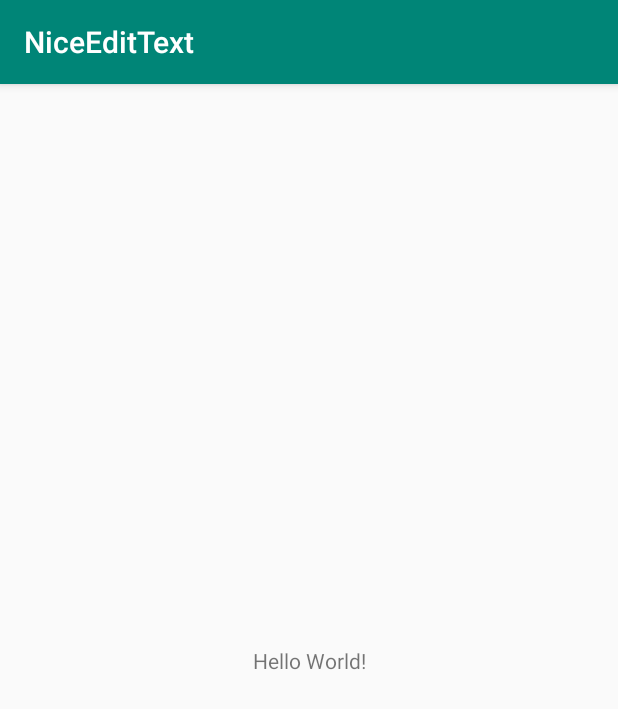
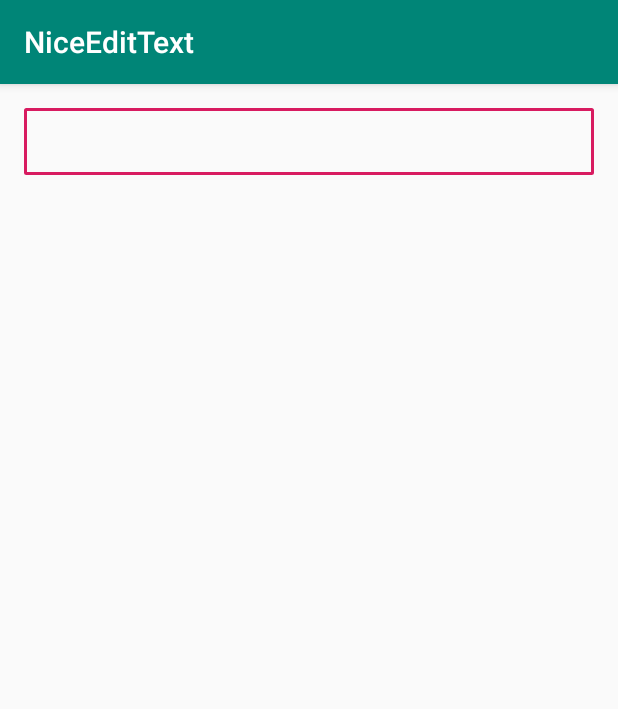
Before and after one commit to parsibit/CustomEditText, an Android app: the screen it shows after launch (MainActivity), on a phone screen of 412 x 824 dp. Shown: the top 709 px of the screen. Run offline under Robolectric (Android 15) with nearby library versions, the phone set to English and light mode, and no system bars.

Commit message:
fix buld tools problem
fix buld tools problem

```diff
--- a/app/src/main/res/layout/activity_main.xml
+++ b/app/src/main/res/layout/activity_main.xml
@@ -4,15 +4,15 @@
     xmlns:tools="http://schemas.android.com/tools"
     android:layout_width="match_parent"
     android:layout_height="match_parent"
+    android:padding="16dp"
     tools:context=".MainActivity">
 
-    <TextView
-        android:layout_width="wrap_content"
+    <com.parsibit.nice_edit_text.NiceEditText
+        android:layout_width="match_parent"
         android:layout_height="wrap_content"
-        android:text="Hello World!"
-        app:layout_constraintBottom_toBottomOf="parent"
-        app:layout_constraintLeft_toLeftOf="parent"
-        app:layout_constraintRight_toRightOf="parent"
-        app:layout_constraintTop_toTopOf="parent" />
+        app:edtSetBorderView="true"
+        app:edtSetBorderColor="@color/colorAccent"
+        app:edtSetStrokeWidth="2dp"
+        />
 
 </android.support.constraint.ConstraintLayout>
```
Also changed, not shown: app/build.gradle (+5 -4 lines), nice_edit_text/build.gradle (+3 -5 lines).
